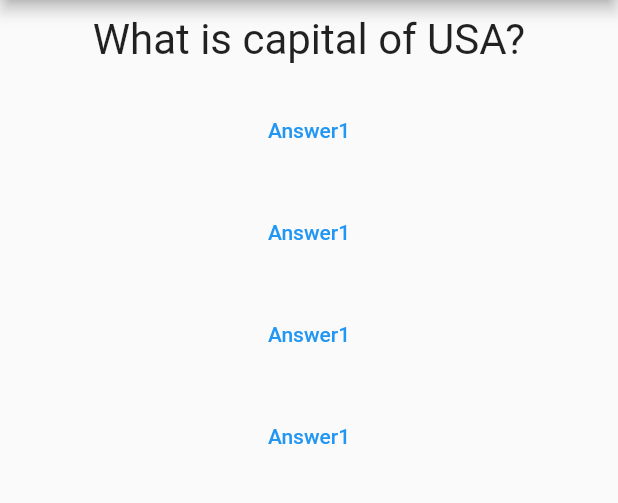
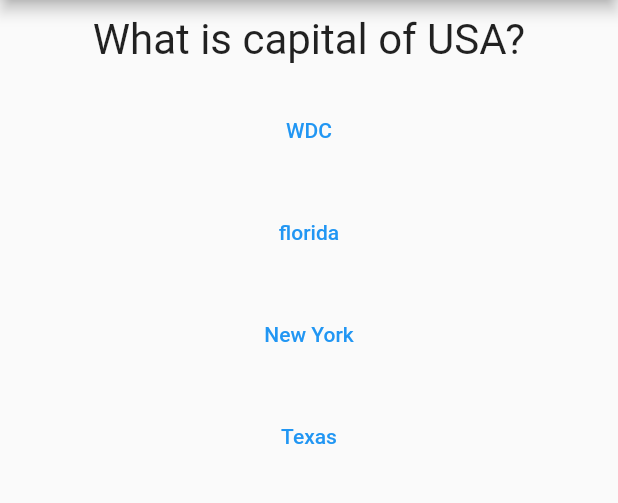
Before and after one commit to bishal5917/flutter_quiz_app, a Flutter app: the screen it shows after launch, on a phone screen of 412 x 824 dp, the part 84-587 px from its top. Run offline on Flutter 3.47's test engine with Material 2 defaults, Android fonts, the phone set to English and light mode, and no system bars.

Commit message:
answers mapped

```diff
--- a/lib/answer.dart
+++ b/lib/answer.dart
@@ -1,9 +1,10 @@
 import 'package:flutter/material.dart';
 
 class Answer extends StatelessWidget {
- final Function() selectHandler;
+  final Function() selectHandler;
+  final String answerText;
 
-  Answer(this.selectHandler);
+  Answer(this.selectHandler, this.answerText);
 
   @override
   Widget build(BuildContext context) {
@@ -11,7 +12,7 @@ class Answer extends StatelessWidget {
       width: double.infinity,
       margin: EdgeInsets.all(10),
       child: TextButton(
-        child: Text('Answer1'),
+        child: Text(answerText),
         onPressed: selectHandler,
       ),
     );
--- a/lib/main.dart
+++ b/lib/main.dart
@@ -46,10 +46,10 @@ class MyAppState extends State<MyApp> {
         body: Column(
           children: [
             Question(questions[_questionIndex]['questionText'] as String),
-            Answer(correctanswer),
-            Answer(correctanswer),
-            Answer(correctanswer),
-            Answer(correctanswer),
+            ...(questions[_questionIndex]['answers'] as List<String>)
+                .map((answer) {
+              return Answer(correctanswer, answer);
+            })
           ],
         ),
       ),
--- a/pubspec.yaml
+++ b/pubspec.yaml
@@ -20,7 +20,7 @@ publish_to: 'none' # Remove this line if you wish to publish to pub.dev
 version: 1.0.0+1
 
 environment:
-  sdk: '>=2.18.2 <3.0.0'
+  sdk: '>=2.11.2 <3.0.0'
 
 # Dependencies specify other packages that your package needs in order to work.
 # To automatically upgrade your package dependencies to the latest versions
```
Also changed, not shown: pubspec.lock.
